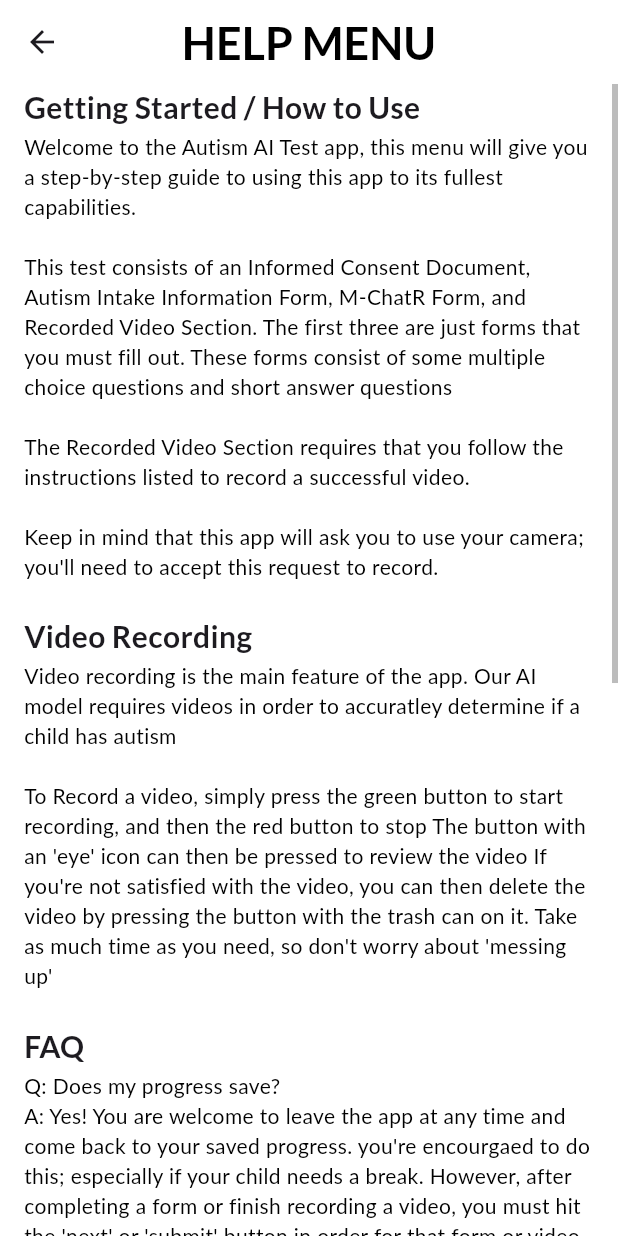
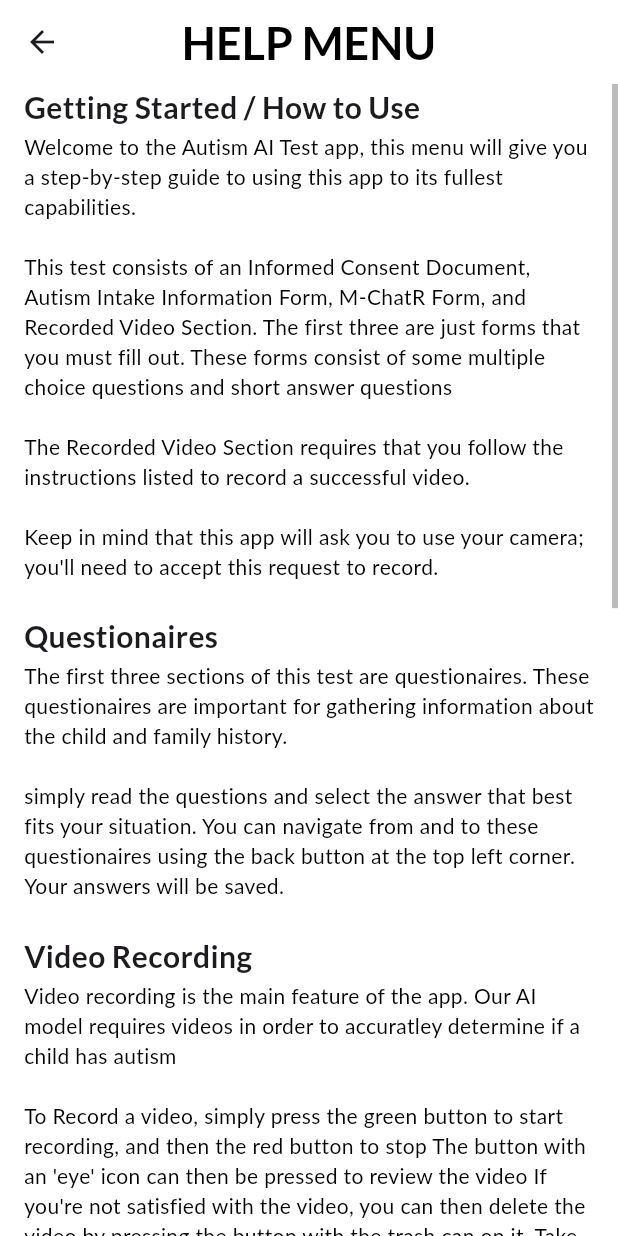
Before and after one commit to kevin200555/autism_ai_test, a Flutter app: the screen it shows after launch, item 3 of the bottom bar chosen, after a tap on the "help outline" icon, on a phone screen of 412 x 824 dp. Run offline on Flutter 3.47's test engine with Material 3 defaults, Android fonts, the phone set to English and light mode, and no system bars; drawn by our look-alikes of auto_size_text; our stand-ins replace camera, firebase_core, firebase_storage, google_fonts, hive, hive_flutter and 1 more; missing offline and left inert: pdfx; accounts and stored records are empty.

Commit message:
slight ui changes

```diff
--- a/lib/screens/main_menu/dashboard_screen.dart
+++ b/lib/screens/main_menu/dashboard_screen.dart
@@ -70,7 +70,7 @@ class _DashboardScreenState extends State<DashboardScreen> {
                           crossAxisAlignment: CrossAxisAlignment.start,
                           children: [
                             BodyText(
-                              'Previous Test Result: \n ${UserClass.videoList[UserClass.videoList.length - 1].date}',
+                              'Previous Test Result: \n${UserClass.videoList[UserClass.videoList.length - 1].date}',
                               color: ColorTheme.textColor,
                             ),
                             BodyText(
--- a/lib/screens/main_menu/previous_videos_screen.dart
+++ b/lib/screens/main_menu/previous_videos_screen.dart
@@ -36,8 +36,9 @@ class PreviousVideosScreen extends StatelessWidget {
                   'You can click on each to view more information about them.\n',
                   color: ColorTheme.textColor,
                 ),
-
-                ...UserClass.videoList.map(
+                // for each video in the user's video list, create a PreviousVideosTile
+                // reversing the list to show the most recent first
+                ...UserClass.videoList.reversed.map(
                   (video) => Padding(
                     padding: const EdgeInsets.symmetric(vertical: 4),
                     child: PreviousVideosTile(
--- a/lib/screens/main_menu/settings_screen.dart
+++ b/lib/screens/main_menu/settings_screen.dart
@@ -38,7 +38,6 @@ class SettingsScreen extends StatelessWidget {
       // This is the main widget that holds the settings screen
       // It has an app bar, a body with the user's profile information, and a delete button
       // The app bar has a title and a help button
-      padding: const EdgeInsets.all(16),
       child: Column(
         crossAxisAlignment: CrossAxisAlignment.start,
         children: [
--- a/lib/screens/other/help_screen.dart
+++ b/lib/screens/other/help_screen.dart
@@ -42,6 +42,15 @@ class HelpScreen extends StatelessWidget {
                 'this request to record.\n',
                 color: ColorTheme.textColor,
               ),
+              SubTitle('Questionaires'),
+              BodyText(
+                'The first three sections of this test are questionaires. These questionaires are '
+                'important for gathering information about the child and family history. \n\n'
+                'simply read the questions and select the answer that best fits your situation. '
+                'You can navigate from and to these questionaires using the back button at the top left corner. '
+                'Your answers will be saved. \n',
+                color: ColorTheme.textColor,
+              ),
               // Video Recording Section
               SubTitle('Video Recording'),
               BodyText(
@@ -50,7 +59,7 @@ class HelpScreen extends StatelessWidget {
                 'To Record a video, simply press the green button to start recording, and then the red button to stop '
                 'The button with an \'eye\' icon can then be pressed to review the video '
                 'If you\'re not satisfied with the video, you can then delete the video by pressing the button '
-                'with the trash can on it. Take as much time as you need, so don\'t worry about \'messing up\'\n',
+                'with the trash can on it. Take as much time as you need, videos are only uploaded when you submit the videos.\n',
                 color: ColorTheme.textColor,
               ),
               // FAQ Section
@@ -70,10 +79,10 @@ class HelpScreen extends StatelessWidget {
               // Toubleshooting section
               SubTitle('Troubleshooting'),
               BodyText(
-                'To my knowledge, the only technical issue that could arise is troubles with the camera and WiFi'
-                'make sure to allow the use of the camera whlie on the app, it is critical for this test\n\n'
+                'To my knowledge, the only technical issue that could arise is troubles with the camera and WiFi. '
+                'Make sure to allow the use of the camera whlie on the app, it is critical for this test\n\n'
                 'Also ensure that you are well connected to the internet in order to ensure everything is being '
-                'uploaded correctly',
+                'uploaded correctly. \n',
                 color: ColorTheme.textColor,
               ),
               BodyText(
@@ -82,7 +91,7 @@ class HelpScreen extends StatelessWidget {
                 color: ColorTheme.red,
               ),
               BackToMainMenu(camera: camera),
-              BodyText('\n', color: ColorTheme.textColor),
+              //BodyText('\n', color: ColorTheme.textColor),
               // Contact information section
               SubTitle('Contact'),
               BodyText(
```
